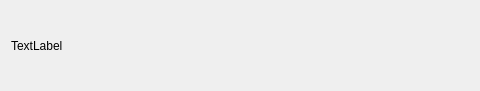
flywingsky/Droid4XRebuildUI, file DxUi/widget/title.ui: the form before one commit; both pictures show x 0 to 480 and y 0 to 91 of the 874 by 91 pixel window.
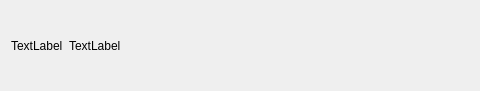
The form after the commit.

Diff of the .ui file:
```diff
--- a/DxUi/widget/title.ui
+++ b/DxUi/widget/title.ui
@@ -24,6 +24,13 @@
      </property>
     </widget>
    </item>
+   <item>
+    <widget class="QLabel" name="labelText">
+     <property name="text">
+      <string>TextLabel</string>
+     </property>
+    </widget>
+   </item>
    <item>
     <spacer name="horizontalSpacer">
      <property name="orientation">
```
